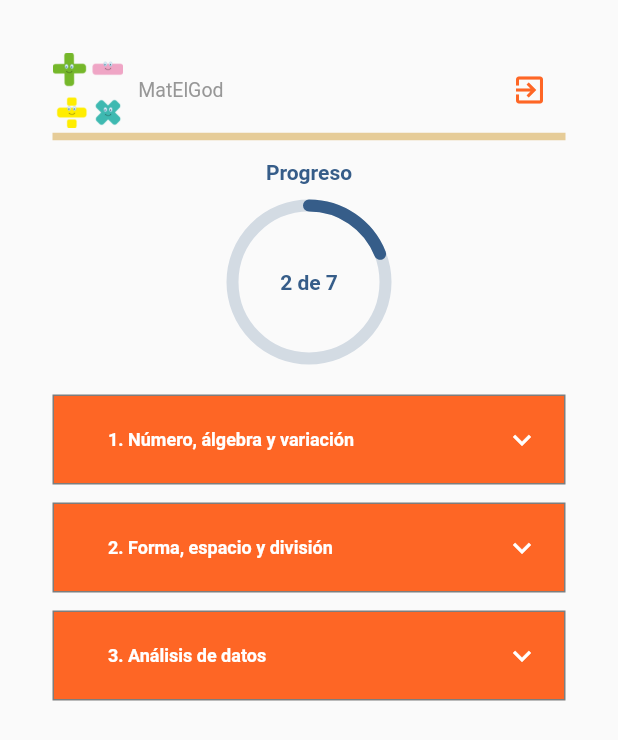
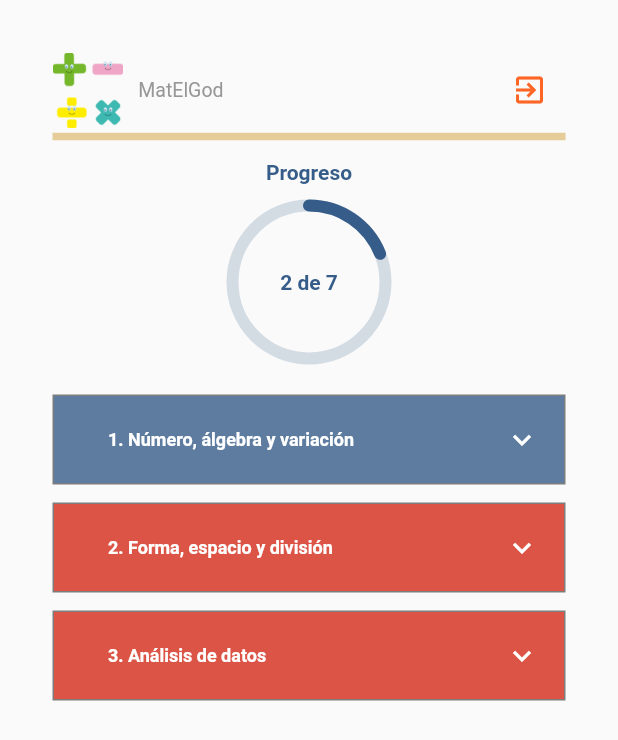
Before and after one commit to JosueNSoto/matematicas_para_primaria, a Flutter app: the mainMenu screen opened directly, on a phone screen of 412 x 824 dp. Shown: the top 740 px of the screen. Run offline on Flutter 3.47's test engine with Material 2 defaults, Android fonts, the phone set to English and light mode, and no system bars; drawn by our look-alikes of percent_indicator; our stand-ins replace sqflite; accounts and stored records are empty.

Commit message:
final commit

```diff
--- a/lib/mainMenu.dart
+++ b/lib/mainMenu.dart
@@ -49,6 +49,7 @@ class _mainMenuState extends State<mainMenu> {
                     backgroundColor: Color.fromRGBO(54, 93, 137, 0.2),
                     progressColor: Color.fromRGBO(54, 93, 137, 1),
                     animation: true,
+                    animationDuration: 2000,
                     percent: porcentaje,
                     circularStrokeCap: CircularStrokeCap.round,
                     center: Text(
@@ -69,8 +70,8 @@ class _mainMenuState extends State<mainMenu> {
                   ),
                 ),
                 child: ExpansionTile(
-                  backgroundColor: Color.fromRGBO(254, 102, 37, 0.5),
-                  collapsedBackgroundColor: Color.fromRGBO(254, 102, 37, 1),
+                  backgroundColor: Color.fromRGBO(154, 185, 220, 1),
+                  collapsedBackgroundColor: Color.fromRGBO(54, 93, 137, 0.8),
                   iconColor: Colors.black,
                   collapsedIconColor: Colors.white,
                   title: Container(
@@ -198,8 +199,8 @@ class _mainMenuState extends State<mainMenu> {
                   ),
                 ),
                 child: ExpansionTile(
-                  backgroundColor: Color.fromRGBO(254, 102, 37, 0.5),
-                  collapsedBackgroundColor: Color.fromRGBO(254, 102, 37, 1),
+                  backgroundColor: Color.fromRGBO(180, 48, 36, 0.5),
+                  collapsedBackgroundColor: Color.fromRGBO(211, 42, 24, 0.8),
                   iconColor: Colors.black,
                   collapsedIconColor: Colors.white,
                   title: Container(
@@ -327,8 +328,8 @@ class _mainMenuState extends State<mainMenu> {
                   ),
                 ),
                 child: ExpansionTile(
-                  backgroundColor: Color.fromRGBO(254, 102, 37, 0.5),
-                  collapsedBackgroundColor: Color.fromRGBO(254, 102, 37, 1),
+                  backgroundColor: Color.fromRGBO(180, 48, 36, 0.5),
+                  collapsedBackgroundColor: Color.fromRGBO(211, 42, 24, 0.8),
                   iconColor: Colors.black,
                   collapsedIconColor: Colors.white,
                   title: Container(
```
